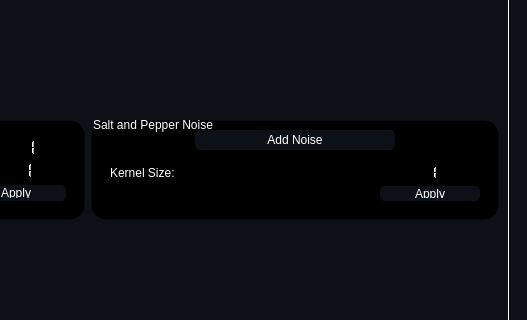
Zeyad-Alo/DICOM-Viewer, file resources/MainWindow.ui: the form before one commit; both pictures show x 351 to 878 and y 135 to 455 of the 878 by 562 pixel window.
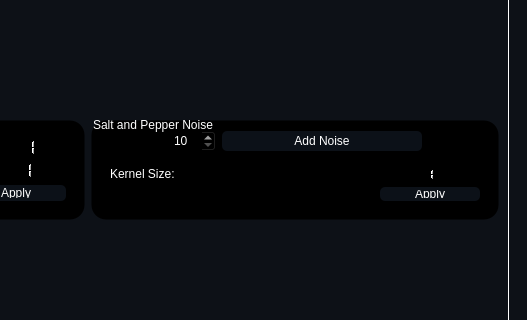
The form after the commit. Icons and pictures are not drawn.

The edit to the form file:
```diff
--- a/resources/MainWindow.ui
+++ b/resources/MainWindow.ui
@@ -1024,6 +1024,19 @@
                     </property>
                    </spacer>
                   </item>
+                  <item>
+                   <widget class="QSpinBox" name="noise_percentage_spinBox">
+                    <property name="minimum">
+                     <number>10</number>
+                    </property>
+                    <property name="maximum">
+                     <number>100</number>
+                    </property>
+                    <property name="singleStep">
+                     <number>10</number>
+                    </property>
+                   </widget>
+                  </item>
                   <item>
                    <widget class="QPushButton" name="noise_button">
                     <property name="minimumSize">
```
